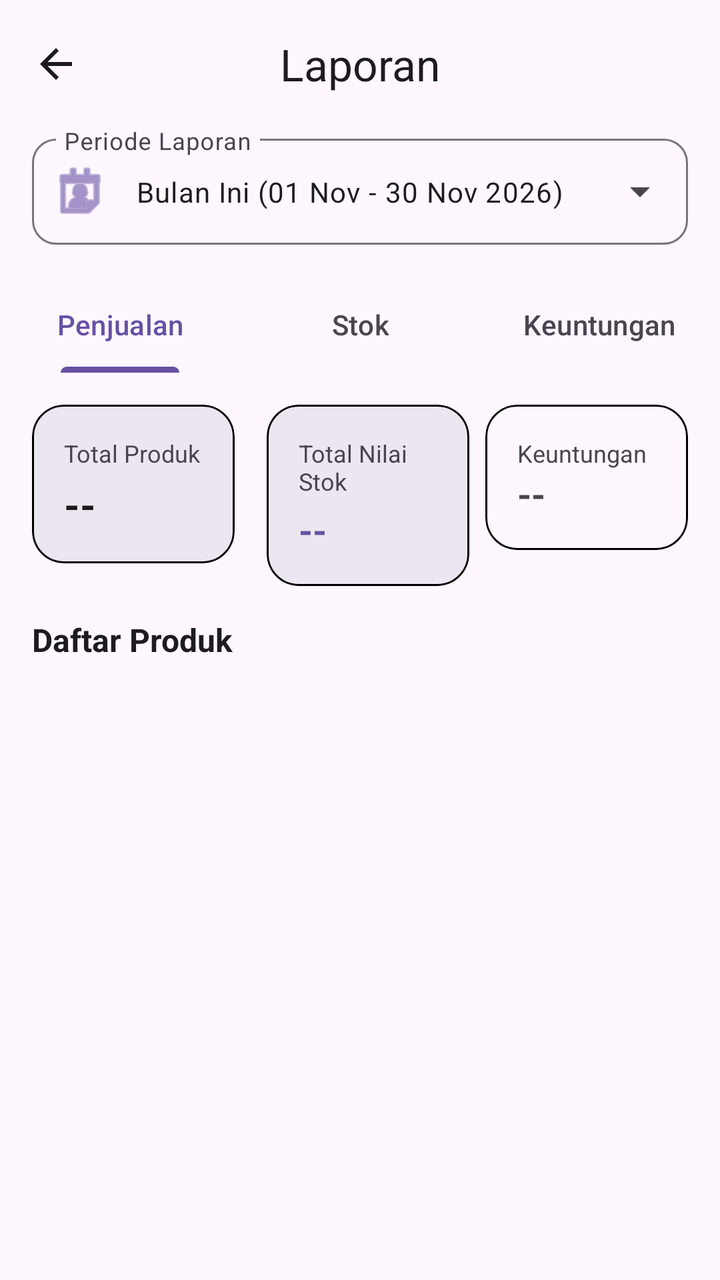
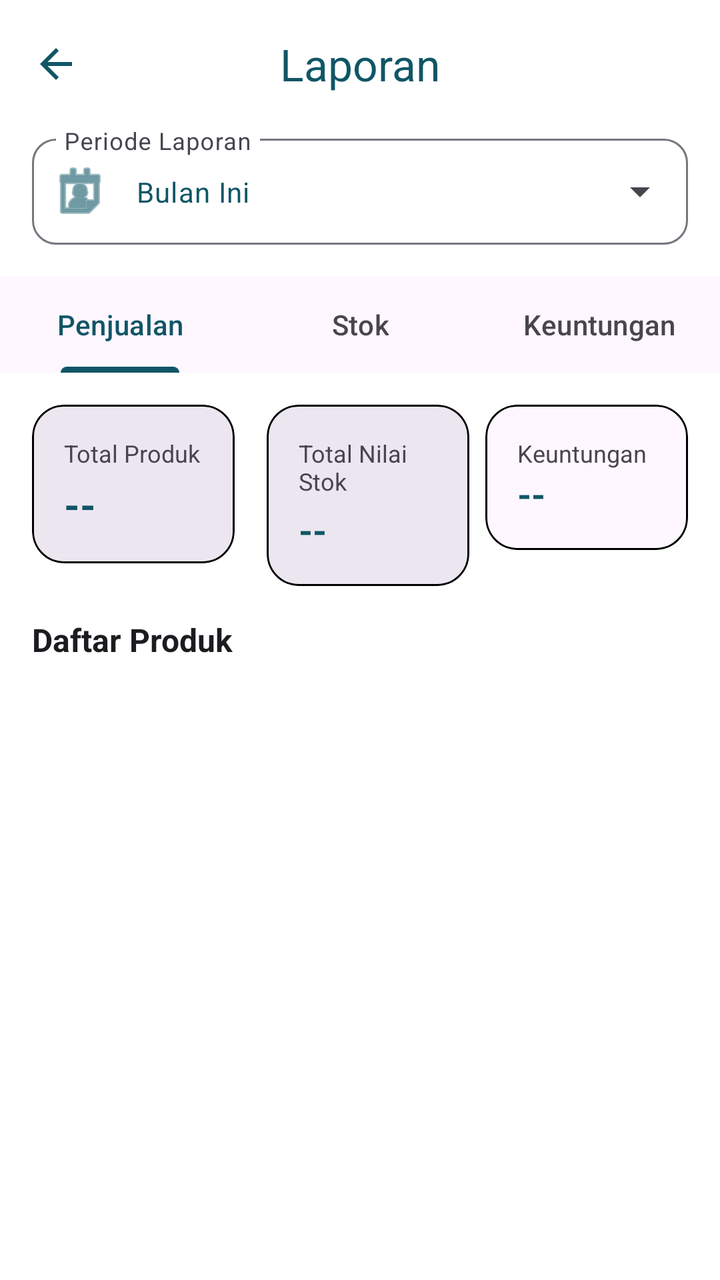

Two renders of the same Android screen: before a commit and after it. Below are the layout's source before the change and the commit's diff.
<!-- AndroidManifest.xml: application theme Theme.Penjualan -->
<!-- res/layout/activity_laporan.xml -->
<?xml version="1.0" encoding="utf-8"?>
<androidx.coordinatorlayout.widget.CoordinatorLayout
    xmlns:android="http://schemas.android.com/apk/res/android"
    xmlns:app="http://schemas.android.com/apk/res-auto"
    xmlns:tools="http://schemas.android.com/tools"
    android:layout_width="match_parent"
    android:layout_height="match_parent"
    android:background="?attr/colorSurface"
    tools:context=".LaporanActivity">

    
    <com.google.android.material.appbar.AppBarLayout
        android:layout_width="match_parent"
        android:layout_height="wrap_content"
        app:elevation="0dp"
        android:background="?attr/colorSurface">

        <com.google.android.material.appbar.MaterialToolbar
            android:id="@+id/toolbar"
            android:layout_width="match_parent"
            android:layout_height="?attr/actionBarSize"
            app:title="Laporan"
            app:titleCentered="true"
            app:titleTextColor="?attr/colorOnSurface"
            app:navigationIcon="?homeAsUpIndicator"
            app:navigationIconTint="?attr/colorOnSurface">
        </com.google.android.material.appbar.MaterialToolbar>

        
        <LinearLayout
            android:layout_width="match_parent"
            android:layout_height="wrap_content"
            android:paddingHorizontal="16dp"
            android:paddingBottom="16dp">

            <com.google.android.material.textfield.TextInputLayout
                style="@style/Widget.Material3.TextInputLayout.OutlinedBox.ExposedDropdownMenu"
                android:layout_width="match_parent"
                android:layout_height="wrap_content"
                android:hint="Periode Laporan"
                app:boxCornerRadiusTopStart="12dp"
                app:boxCornerRadiusTopEnd="12dp"
                app:boxCornerRadiusBottomStart="12dp"
                app:boxCornerRadiusBottomEnd="12dp"
                app:startIconDrawable="@android:drawable/ic_menu_my_calendar"
                app:startIconTint="?attr/colorPrimary">

                <AutoCompleteTextView
                    android:id="@+id/spinner_tanggal"
                    android:layout_width="match_parent"
                    android:layout_height="wrap_content"
                    android:inputType="none"
                    android:text="Bulan Ini (01 Nov - 30 Nov 2026)"
                    android:textColor="?attr/colorOnSurface"
                    android:textSize="14sp" />
            </com.google.android.material.textfield.TextInputLayout>
        </LinearLayout>

        
        <com.google.android.material.tabs.TabLayout
            android:id="@+id/tabLayout"
            android:layout_width="match_parent"
            android:layout_height="wrap_content"
            app:tabMode="fixed"
            app:tabGravity="fill"
            app:tabIndicatorColor="?attr/colorPrimary"
            app:tabSelectedTextColor="?attr/colorPrimary"
            app:tabTextColor="?attr/colorOnSurfaceVariant"
            android:background="?attr/colorSurface">

            <com.google.android.material.tabs.TabItem
                android:layout_width="wrap_content"
                android:layout_height="wrap_content"
                android:text="Penjualan" />

            <com.google.android.material.tabs.TabItem
                android:layout_width="wrap_content"
                android:layout_height="wrap_content"
                android:text="Stok" />

            <com.google.android.material.tabs.TabItem
                android:layout_width="wrap_content"
                android:layout_height="wrap_content"
                android:text="Keuntungan" />
        </com.google.android.material.tabs.TabLayout>

    </com.google.android.material.appbar.AppBarLayout>

    
    <androidx.core.widget.NestedScrollView
        android:layout_width="match_parent"
        android:layout_height="match_parent"
        app:layout_behavior="@string/appbar_scrolling_view_behavior"
        android:clipToPadding="false"
        android:paddingTop="8dp"
        android:paddingBottom="24dp">

        <LinearLayout
            android:layout_width="match_parent"
            android:layout_height="wrap_content"
            android:orientation="vertical">

            
            <LinearLayout
                android:layout_width="match_parent"
                android:layout_height="wrap_content"
                android:orientation="horizontal"
                android:paddingHorizontal="16dp"
                android:paddingTop="8dp"
                android:paddingBottom="16dp"
                android:baselineAligned="false">

                <com.google.android.material.card.MaterialCardView
                    android:layout_width="0dp"
                    android:layout_height="wrap_content"
                    android:layout_weight="1"
                    android:layout_marginEnd="8dp"
                    app:cardCornerRadius="16dp"
                    app:cardElevation="0dp"
                    app:strokeWidth="1dp"
                    app:strokeColor="#000000"
                    app:cardBackgroundColor="?attr/colorSurfaceContainerHigh">
                    <LinearLayout
                        android:layout_width="match_parent"
                        android:layout_height="wrap_content"
                        android:orientation="vertical"
                        android:padding="16dp">
                        <TextView
                            android:layout_width="wrap_content"
                            android:layout_height="wrap_content"
                            android:text="Total Produk"
                            android:textColor="?attr/colorOnSurfaceVariant"
                            android:textSize="12sp" />
                        <TextView
                            android:id="@+id/tv_total_produk"
                            android:layout_width="wrap_content"
                            android:layout_height="wrap_content"
                            android:layout_marginTop="4dp"
                            android:text="--"
                            android:textColor="?attr/colorOnSurface"
                            android:textSize="20sp"
                            android:textStyle="bold" />
                    </LinearLayout>
                </com.google.android.material.card.MaterialCardView>

                <com.google.android.material.card.MaterialCardView
                    android:layout_width="0dp"
                    android:layout_height="wrap_content"
                    android:layout_weight="1"
                    android:layout_marginStart="8dp"
                    app:cardCornerRadius="16dp"
                    app:cardElevation="0dp"
                    app:strokeWidth="1dp"
                    app:strokeColor="#000000"
                    app:cardBackgroundColor="?attr/colorSurfaceContainerHigh">
                    <LinearLayout
                        android:layout_width="match_parent"
                        android:layout_height="wrap_content"
                        android:orientation="vertical"
                        android:padding="16dp">
                        <TextView
                            android:layout_width="wrap_content"
                            android:layout_height="wrap_content"
                            android:text="Total Nilai Stok"
                            android:textColor="?attr/colorOnSurfaceVariant"
                            android:textSize="12sp" />
                        <TextView
                            android:id="@+id/tv_total_nilai"
                            android:layout_width="wrap_content"
                            android:layout_height="wrap_content"
                            android:layout_marginTop="4dp"
                            android:text="--"
                            android:textColor="?attr/colorPrimary"
                            android:textSize="18sp"
                            android:textStyle="bold" />
                    </LinearLayout>
                </com.google.android.material.card.MaterialCardView>

                <com.google.android.material.card.MaterialCardView
                    android:layout_width="0dp"
                    android:layout_height="wrap_content"
                    android:layout_weight="1"
                    android:layout_marginStart="8dp"
                    app:cardCornerRadius="16dp"
                    app:strokeWidth="1dp"
                    app:strokeColor="#000000">

                    <LinearLayout
                        android:layout_width="match_parent"
                        android:layout_height="wrap_content"
                        android:orientation="vertical"
                        android:padding="16dp">

                        <TextView
                            android:layout_width="wrap_content"
                            android:layout_height="wrap_content"
                            android:text="Keuntungan"
                            android:textSize="12sp"/>

                        <TextView
                            android:id="@+id/tv_total_keuntungan"
                            android:layout_width="wrap_content"
                            android:layout_height="wrap_content"
                            android:text="--"
                            android:textSize="18sp"
                            android:textStyle="bold"/>
                    </LinearLayout>
                </com.google.android.material.card.MaterialCardView>
            </LinearLayout>

            <TextView
                android:layout_width="match_parent"
                android:layout_height="wrap_content"
                android:layout_marginHorizontal="16dp"
                android:layout_marginBottom="8dp"
                android:text="Daftar Produk"
                android:textColor="?attr/colorOnSurface"
                android:textSize="16sp"
                android:textStyle="bold" />

        </LinearLayout>
    </androidx.core.widget.NestedScrollView>

    
    <FrameLayout
        android:layout_width="match_parent"
        android:layout_height="match_parent"
        android:layout_marginTop="370dp">

        <ProgressBar
            android:id="@+id/view_loading"
            android:layout_width="48dp"
            android:layout_height="48dp"
            android:layout_gravity="top|center_horizontal"
            android:layout_marginTop="24dp"
            android:indeterminateTint="?attr/colorPrimary"
            android:visibility="visible" />

        <LinearLayout
            android:id="@+id/layout_empty"
            android:layout_width="wrap_content"
            android:layout_height="wrap_content"
            android:layout_gravity="top|center_horizontal"
            android:layout_marginTop="24dp"
            android:orientation="vertical"
            android:gravity="center"
            android:visibility="gone">
            <TextView
                android:layout_width="wrap_content"
                android:layout_height="wrap_content"
                android:text="Tidak ada data produk"
                android:textColor="?attr/colorOnSurfaceVariant"
                android:textSize="14sp" />
        </LinearLayout>

        <androidx.recyclerview.widget.RecyclerView
            android:id="@+id/rv_laporan_produk"
            android:layout_width="match_parent"
            android:layout_height="match_parent"
            android:paddingBottom="24dp"
            android:clipToPadding="false"
            android:visibility="gone" />

    </FrameLayout>

</androidx.coordinatorlayout.widget.CoordinatorLayout>
<!-- resources referenced by this layout -->
<resources>
  <style name="Theme.Penjualan" parent="Base.Theme.Penjualan" />
  <style name="Base.Theme.Penjualan" parent="Theme.Material3.DayNight.NoActionBar">
          
          
      </style>
</resources>

<!-- the commit's change to res/layout/activity_laporan.xml (unified diff, before → after) -->
@@ -5,7 +5,7 @@
     xmlns:tools="http://schemas.android.com/tools"
     android:layout_width="match_parent"
     android:layout_height="match_parent"
-    android:background="?attr/colorSurface"
+    android:background="@color/white"
     tools:context=".LaporanActivity">
 
     
@@ -13,7 +13,7 @@
         android:layout_width="match_parent"
         android:layout_height="wrap_content"
         app:elevation="0dp"
-        android:background="?attr/colorSurface">
+        android:background="@color/white">
 
         <com.google.android.material.appbar.MaterialToolbar
             android:id="@+id/toolbar"
@@ -21,9 +21,9 @@
             android:layout_height="?attr/actionBarSize"
             app:title="Laporan"
             app:titleCentered="true"
-            app:titleTextColor="?attr/colorOnSurface"
+            app:titleTextColor="@color/teal_deep"
             app:navigationIcon="?homeAsUpIndicator"
-            app:navigationIconTint="?attr/colorOnSurface">
+            app:navigationIconTint="@color/teal_deep">
         </com.google.android.material.appbar.MaterialToolbar>
 
         
@@ -43,15 +43,15 @@
                 app:boxCornerRadiusBottomStart="12dp"
                 app:boxCornerRadiusBottomEnd="12dp"
                 app:startIconDrawable="@android:drawable/ic_menu_my_calendar"
-                app:startIconTint="?attr/colorPrimary">
+                app:startIconTint="@color/teal_deep">
 
                 <AutoCompleteTextView
                     android:id="@+id/spinner_tanggal"
                     android:layout_width="match_parent"
                     android:layout_height="wrap_content"
                     android:inputType="none"
-                    android:text="Bulan Ini (01 Nov - 30 Nov 2026)"
-                    android:textColor="?attr/colorOnSurface"
+                    android:text="Bulan Ini"
+                    android:textColor="@color/teal_deep"
                     android:textSize="14sp" />
             </com.google.android.material.textfield.TextInputLayout>
         </LinearLayout>
@@ -137,7 +137,7 @@
                             android:layout_height="wrap_content"
                             android:layout_marginTop="4dp"
                             android:text="--"
-                            android:textColor="?attr/colorOnSurface"
+                            android:textColor="@color/teal_deep"
                             android:textSize="20sp"
                             android:textStyle="bold" />
                     </LinearLayout>
@@ -170,7 +170,7 @@
                             android:layout_height="wrap_content"
                             android:layout_marginTop="4dp"
                             android:text="--"
-                            android:textColor="?attr/colorPrimary"
+                            android:textColor="@color/teal_deep"
                             android:textSize="18sp"
                             android:textStyle="bold" />
                     </LinearLayout>
@@ -202,6 +202,7 @@
                             android:layout_width="wrap_content"
                             android:layout_height="wrap_content"
                             android:text="--"
+                            android:textColor="@color/teal_deep"
                             android:textSize="18sp"
                             android:textStyle="bold"/>
                     </LinearLayout>
<!-- resource entries referenced after the edit -->
@@ -1,9 +1,22 @@
 <!-- resources referenced by this layout -->
 <resources>
+  <color name="teal_deep">#105666</color>
+  <color name="white">#FFFFFFFF</color>
   <style name="Theme.Penjualan" parent="Base.Theme.Penjualan" />
   <style name="Base.Theme.Penjualan" parent="Theme.Material3.DayNight.NoActionBar">
           
-          
+          <item name="colorPrimary">@color/teal_deep</item>
+          <item name="colorOnPrimary">@color/cream</item>
+          <item name="colorPrimaryContainer">@color/teal_light</item>
+          <item name="colorOnPrimaryContainer">@color/white</item>
+  
+          <item name="colorSecondary">@color/teal_light</item>
+          <item name="colorOnSecondary">@color/white</item>
+  
+          <item name="android:windowBackground">@color/white</item>
+          <item name="android:statusBarColor">@color/teal_deep</item>
       </style>
+  <color name="cream">#F7F4D5</color>
+  <color name="teal_light">#1A7D91</color>
 </resources>
 
